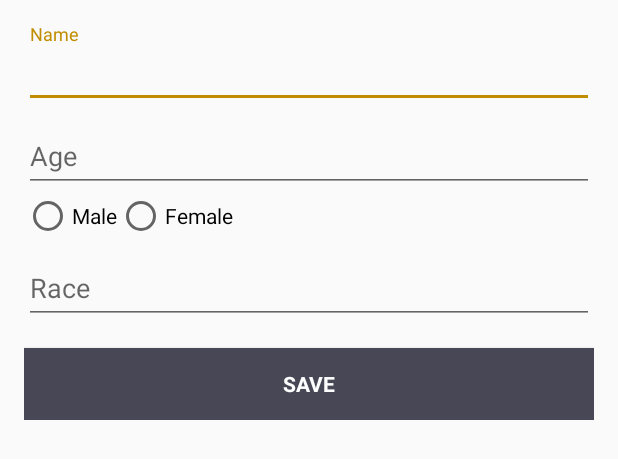
After one commit to sergiowalls/pipicapp, an Android app: the layout activity_dog_profile.xml on its own in the app's theme, with its tools: preview values and no code run, on a phone screen of 412 x 824 dp. The commit adds this screen. Shown: the top 459 px of the screen. Run offline under Robolectric (Android 15) with nearby library versions, the phone set to English and light mode, and no system bars.

Commit message:
Add dog profile

```diff
--- a/SmartPipican/app/build.gradle
+++ b/SmartPipican/app/build.gradle
@@ -27,5 +27,6 @@ dependencies {
     compile 'com.android.support:appcompat-v7:25.3.1'
     compile 'com.google.android.gms:play-services-maps:11.0.4'
     compile 'com.android.support:support-v4:25.3.1'
+    compile 'com.android.support:design:25.3.1'
     testCompile 'junit:junit:4.12'
 }
--- /dev/null
+++ b/SmartPipican/app/src/main/java/com/apps/awesome/smartpipican/DogProfileActivity.java
@@ -0,0 +1,50 @@
+package com.apps.awesome.smartpipican;
+
+import android.os.Bundle;
+import android.support.v7.app.AppCompatActivity;
+import android.view.View;
+import android.widget.ArrayAdapter;
+import android.widget.AutoCompleteTextView;
+import android.widget.RadioButton;
+
+import java.util.List;
+
+public class DogProfileActivity extends AppCompatActivity {
+
+    private AutoCompleteTextView raceView;
+
+    @Override
+    protected void onCreate(Bundle savedInstanceState) {
+        super.onCreate(savedInstanceState);
+        setContentView(R.layout.activity_dog_profile);
+
+        raceView = (AutoCompleteTextView) findViewById(R.id.race);
+
+    }
+
+    private void addItemsToAutocomplete(List<String> emailAddressCollection) {
+        //Create adapter to tell the AutoCompleteTextView what to show in its dropdown list.
+        ArrayAdapter<String> adapter =
+                new ArrayAdapter<>(DogProfileActivity.this,
+                        android.R.layout.simple_dropdown_item_1line, emailAddressCollection);
+
+        raceView.setAdapter(adapter);
+    }
+
+    public void onSexSelected(View view) {
+        // Is the button now checked?
+        boolean checked = ((RadioButton) view).isChecked();
+
+        // Check which radio button was clicked
+        switch(view.getId()) {
+            case R.id.male:
+                if (checked)
+                    // Pirates are the best
+                    break;
+            case R.id.female:
+                if (checked)
+                    // Ninjas rule
+                    break;
+        }
+    }
+}
--- /dev/null
+++ b/SmartPipican/app/src/main/res/layout/activity_dog_profile.xml
@@ -0,0 +1,99 @@
+<LinearLayout xmlns:android="http://schemas.android.com/apk/res/android"
+    xmlns:tools="http://schemas.android.com/tools"
+    android:layout_width="match_parent"
+    android:layout_height="match_parent"
+    android:gravity="center_horizontal"
+    android:orientation="vertical"
+    android:paddingBottom="@dimen/activity_vertical_margin"
+    android:paddingLeft="@dimen/activity_horizontal_margin"
+    android:paddingRight="@dimen/activity_horizontal_margin"
+    android:paddingTop="@dimen/activity_vertical_margin"
+    tools:context="com.apps.awesome.smartpipican.DogProfileActivity">
+
+    <ScrollView
+        android:id="@+id/login_form"
+        android:layout_width="match_parent"
+        android:layout_height="match_parent">
+
+        <LinearLayout
+            android:id="@+id/email_login_form"
+            android:layout_width="match_parent"
+            android:layout_height="wrap_content"
+            android:orientation="vertical">
+
+            <android.support.design.widget.TextInputLayout
+                android:layout_width="match_parent"
+                android:layout_height="wrap_content">
+
+                <EditText
+                    android:id="@+id/name"
+                    android:layout_width="match_parent"
+                    android:layout_height="wrap_content"
+                    android:hint="Name"
+                    android:inputType="textCapWords"
+                    android:maxLines="1" />
+
+            </android.support.design.widget.TextInputLayout>
+
+            <android.support.design.widget.TextInputLayout
+                android:layout_width="match_parent"
+                android:layout_height="wrap_content">
+
+                <EditText
+                    android:id="@+id/age"
+                    android:layout_width="match_parent"
+                    android:layout_height="wrap_content"
+                    android:hint="Age"
+                    android:inputType="number"
+                    android:maxLines="1" />
+
+            </android.support.design.widget.TextInputLayout>
+
+            <RadioGroup
+                android:layout_width="fill_parent"
+                android:layout_height="wrap_content"
+                android:orientation="horizontal">
+
+                <RadioButton
+                    android:id="@+id/male"
+                    android:layout_width="wrap_content"
+                    android:layout_height="wrap_content"
+                    android:onClick="onSexSelected"
+                    android:text="Male" />
+
+                <RadioButton
+                    android:id="@+id/female"
+                    android:layout_width="wrap_content"
+                    android:layout_height="wrap_content"
+                    android:onClick="onSexSelected"
+                    android:text="Female" />
+            </RadioGroup>
+
+            <android.support.design.widget.TextInputLayout
+                android:layout_width="match_parent"
+                android:layout_height="wrap_content">
+
+                <AutoCompleteTextView
+                    android:id="@+id/race"
+                    android:layout_width="match_parent"
+                    android:layout_height="wrap_content"
+                    android:hint="Race"
+                    android:inputType="textCapWords"
+                    android:maxLines="1" />
+
+            </android.support.design.widget.TextInputLayout>
+
+            <Button
+                android:id="@+id/email_sign_in_button"
+                style="?android:textAppearanceSmall"
+                android:background="@color/colorButtons"
+                android:layout_width="match_parent"
+                android:layout_height="wrap_content"
+                android:layout_marginTop="16dp"
+                android:text="Save"
+                android:textColor="#FFFF"
+                android:textStyle="bold" />
+
+        </LinearLayout>
+    </ScrollView>
+</LinearLayout>
--- a/SmartPipican/app/src/main/res/values/colors.xml
+++ b/SmartPipican/app/src/main/res/values/colors.xml
@@ -1,6 +1,7 @@
 <?xml version="1.0" encoding="utf-8"?>
 <resources>
-    <color name="colorPrimary">#3F51B5</color>
-    <color name="colorPrimaryDark">#F4D05B</color>
-    <color name="colorAccent">#FF4081</color>
+    <color name="colorPrimary">#F4D05B</color>
+    <color name="colorPrimaryDark">#bda146</color>
+    <color name="colorAccent">#c18d00</color>
+    <color name="colorButtons">#474755</color>
 </resources>
--- /dev/null
+++ b/SmartPipican/app/src/main/res/values/dimens.xml
@@ -0,0 +1,5 @@
+<resources>
+    <!-- Default screen margins, per the Android Design guidelines. -->
+    <dimen name="activity_horizontal_margin">16dp</dimen>
+    <dimen name="activity_vertical_margin">16dp</dimen>
+</resources>
--- a/SmartPipican/app/src/main/res/values/strings.xml
+++ b/SmartPipican/app/src/main/res/values/strings.xml
@@ -4,4 +4,6 @@
 
     <!-- TODO: Remove or change this placeholder text -->
     <string name="hello_blank_fragment">Hello blank fragment</string>
+    <string name="title_activity_dog_profile">Dog profile</string>
+
 </resources>
```
